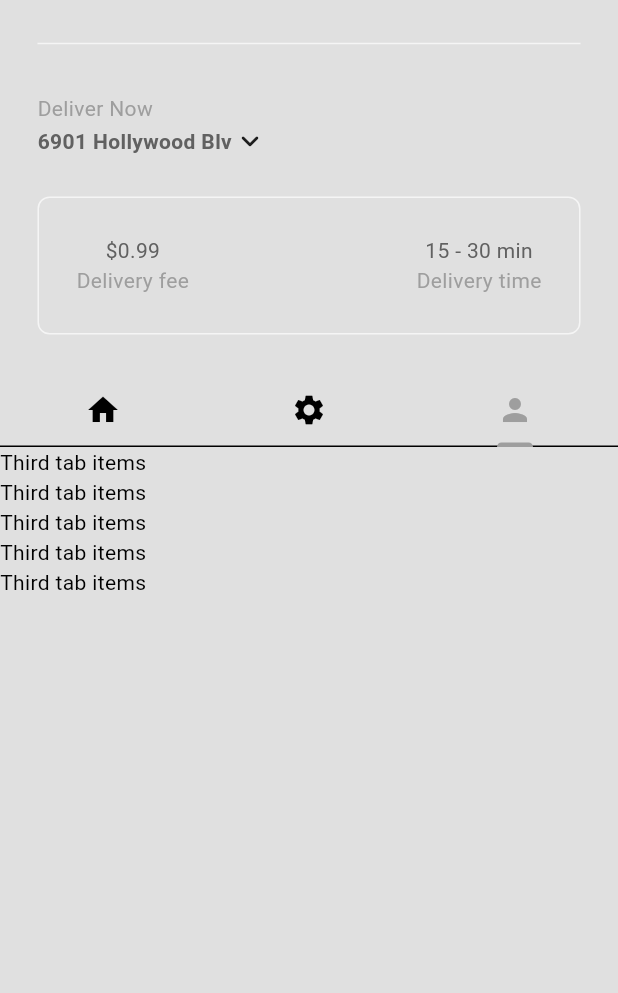
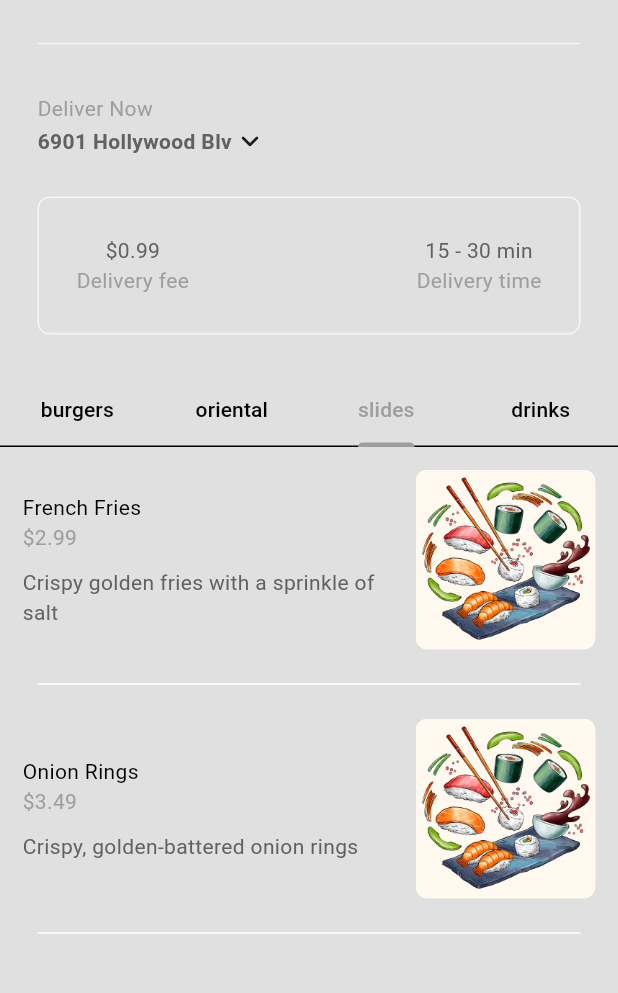
Before and after one commit to Yomyom25/foodry_app, a Flutter app: the HomePage screen opened directly, tab 3 chosen, on a phone screen of 412 x 824 dp, the part 63-1056 px from its top. Run offline on Flutter 3.47's test engine with Material 3 defaults, Android fonts, the phone set to English and light mode, and no system bars.

Commit message:
food page

```diff
--- /dev/null
+++ b/lib/components/my_food_tile.dart
@@ -0,0 +1,67 @@
+import 'package:flutter/material.dart';
+import 'package:foodry_app/models/food.dart';
+import 'package:foodry_app/models/food.dart';
+
+class FoodTile extends StatelessWidget {
+  final Food food;
+  final void Function()? onTap;
+
+  const FoodTile({
+    super.key,
+    required this.food,
+    required this.onTap,
+    });
+
+  @override
+  Widget build(BuildContext context) {
+    return Column(
+      children: [
+        GestureDetector(
+          onTap: onTap,
+          child: Padding(
+            padding: const EdgeInsets.all(15.0),
+            child: Row(
+              children: [
+
+              //Detalles del producto
+                Expanded(
+                  child: Column(
+                    crossAxisAlignment: CrossAxisAlignment.start,
+                    children: [
+                      Text(food.name),
+                      Text(
+                        '\$' + food.price.toString(),
+                          style: TextStyle(
+                            color: Theme.of(context).colorScheme.primary,
+                              ),
+                            ),
+
+                            const SizedBox(height: 10),
+                      Text(food.description, style: TextStyle(color: Theme.of(context).colorScheme.inversePrimary
+                      ),
+                      ),
+                    ],
+                  ),
+                ),
+
+                const SizedBox(width: 15,),
+
+                //imagen del producto
+                ClipRRect(
+                  borderRadius: BorderRadius.circular(8),
+                  child: Image.asset(food.imagePath, height: 120,),
+                )
+              ],
+            ),
+          ),
+        ),
+        //Divider line
+        Divider(
+          color: Theme.of(context).colorScheme.tertiary,
+          endIndent: 25,
+          indent: 25,
+        )
+      ],
+    );
+  }
+}
--- a/lib/components/my_tab_bar.dart
+++ b/lib/components/my_tab_bar.dart
@@ -1,32 +1,25 @@
 import 'package:flutter/material.dart';
+import 'package:foodry_app/models/food.dart';
 
 class MyTabBar extends StatelessWidget {
 final TabController tabController;
 
   const MyTabBar({super.key, required this.tabController});
 
+  List<Tab> _buildCategoryTabs(){
+    return FoodCategory.values.map((category) {
+      return Tab(
+        text: category.toString().split('.').last,
+      );
+      }).toList();
+  }
+
   @override
   Widget build(BuildContext context) {
     return Container(
       child: TabBar(
         controller: tabController,
-        tabs: [
-          //primer tab
-          Tab(
-            icon: Icon(Icons.home),
-          ),
-
-          //Segundo Tab
-          Tab(
-            icon: Icon(Icons.settings),
-          ),
-
-          //Tercer Tab
-          Tab(
-            icon: Icon(Icons.person),
-          ),
-
-        ],
+        tabs: _buildCategoryTabs()
       ),
     );
   }
--- a/lib/models/restaurant.dart
+++ b/lib/models/restaurant.dart
@@ -1,13 +1,15 @@
+import 'package:flutter/material.dart';
+
 import 'food.dart';
 
-class Restaurant {
+class Restaurant extends ChangeNotifier{
   // Lista del menú
-  final List<Food> menu = [
+  final List<Food> _menu = [
     // Burgers
     Food(
       name: "Classic Burger",
-      description: "A juicy beef patty with melted cheddar, lettuce, tomato, and a hint of onion and pickle",
-      imagePath: "lib/images/burgers/cheese_burger.png",
+      description: "A juicy beef patty with melted cheddar, lettuce, tomato, and a hint of onion and pickle.",
+      imagePath: "lib/images/burguers/burguer_clasic.jpg",
       price: 0.99,
       category: FoodCategory.burgers,
       availableAddons: [
@@ -19,7 +21,7 @@ class Restaurant {
     Food(
       name: "BBQ Bacon Burger",
       description: "Beef patty smothered in BBQ sauce, crispy bacon, cheddar cheese, and crunchy onion rings.",
-  imagePath: "lib/images/burgers/bbq_bacon_burger.png",
+      imagePath: "lib/images/burguers/burguer_clasic.jpg",
       price: 1.49,
       category: FoodCategory.burgers,
       availableAddons: [
@@ -30,7 +32,7 @@ class Restaurant {
     Food(
       name: "Mushroom Swiss Burger",
       description: "Savory mushrooms sautéed in garlic butter, Swiss cheese, and a perfectly grilled beef patty.",
-      imagePath: "lib/images/burgers/mushroom_swiss_burger.png",
+      imagePath: "lib/images/burguers/burguer_clasic.jpg",
       price: 1.99,
       category: FoodCategory.burgers,
       availableAddons: [
@@ -41,7 +43,7 @@ class Restaurant {
     Food(
       name: "Spicy Jalapeño Burger",
       description: "Zesty jalapeños, spicy pepper jack cheese, and a chipotle mayo sauce on a beef patty.",
-  imagePath: "lib/images/burgers/spicy_jalapeno_burger.png",
+      imagePath: "lib/images/burguers/burguer_clasic.jpg",
       price: 1.79,
       category: FoodCategory.burgers,
       availableAddons: [
@@ -50,12 +52,11 @@ class Restaurant {
         Addon(name: "Grilled onions", price: 0.99),
       ],
     ),
-
      // Oriental
     Food(
       name: "Sushi Roll",
       description: "Fresh salmon, avocado, and cucumber wrapped in sushi rice and seaweed",
-      imagePath: "lib/images/oriental/sushi_roll.png",
+      imagePath: "lib/images/oriental/sushi.jpg",
       price: 8.99,
       category: FoodCategory.oriental,
       availableAddons: [
@@ -66,7 +67,7 @@ class Restaurant {
     Food(
       name: "Pad Thai",
       description: "Stir-fried rice noodles with shrimp, egg, and a tangy tamarind sauce",
-      imagePath: "lib/images/oriental/pad_thai.png",
+      imagePath: "lib/images/oriental/sushi.jpg",
       price: 12.99,
       category: FoodCategory.oriental,
       availableAddons: [
@@ -75,11 +76,11 @@ class Restaurant {
       ],
     ),
 
-    // Sides
+    // Slides
     Food(
       name: "French Fries",
       description: "Crispy golden fries with a sprinkle of salt",
-      imagePath: "lib/images/sides/french_fries.png",
+      imagePath: "lib/images/oriental/sushi.jpg",
       price: 2.99,
       category: FoodCategory.slides,
       availableAddons: [
@@ -90,7 +91,7 @@ class Restaurant {
     Food(
       name: "Onion Rings",
       description: "Crispy, golden-battered onion rings",
-      imagePath: "lib/images/sides/onion_rings.png",
+      imagePath: "lib/images/oriental/sushi.jpg",
       price: 3.49,
       category: FoodCategory.slides,
       availableAddons: [
@@ -103,7 +104,7 @@ class Restaurant {
     Food(
       name: "Classic Cola",
       description: "Refreshing cola served chilled",
-      imagePath: "lib/images/drinks/cola.png",
+      imagePath: "lib/images/oriental/sushi.jpg",
       price: 1.49,
       category: FoodCategory.drinks,
       availableAddons: [
@@ -114,7 +115,7 @@ class Restaurant {
     Food(
       name: "Fresh Lemonade",
       description: "Homemade lemonade with a tangy twist",
-      imagePath: "lib/images/drinks/lemonade.png",
+      imagePath: "lib/images/oriental/sushi.jpg",
       price: 2.49,
       category: FoodCategory.drinks,
       availableAddons: [
@@ -124,17 +125,46 @@ class Restaurant {
     ),
   ];
 
-  // GETTERS
+  // Carrito de compras
+  final List<Food> _cart = [];
 
+  // Getters
   List<Food> get menu => _menu;
+
+  List<Food> get cart => _cart;
+
+  // Funciones
+  void addToCart(Food item) {
+    _cart.add(item);
   }
 
-  // FUNCIONES
-  //añadir al carrito
-  //Quitar del carrito
-  //Obtener el precio
-  //numero de items
-  //limpiar carrito
+  void removeFromCart(Food item) {
+    _cart.remove(item);
+  }
 
-  // AYUDAS
-  //generar recibo
+  double getTotalPrice() {
+    return _cart.fold(0, (total, item) => total + item.price);
+  }
+
+  int getCartItemCount() {
+    return _cart.length;
+  }
+
+  void clearCart() {
+    _cart.clear();
+  }
+
+  String generateReceipt() {
+    if (_cart.isEmpty) return "Your cart is empty.";
+
+    StringBuffer receipt = StringBuffer();
+    receipt.writeln("Receipt:");
+    receipt.writeln("-------------");
+    for (var item in _cart) {
+      receipt.writeln("${item.name} - \$${item.price.toStringAsFixed(2)}");
+    }
+    receipt.writeln("-------------");
+    receipt.writeln("Total: \$${getTotalPrice().toStringAsFixed(2)}");
+    return receipt.toString();
+  }
+}
--- a/lib/pages/home_Page.dart
+++ b/lib/pages/home_Page.dart
@@ -2,8 +2,13 @@ import 'package:flutter/material.dart';
 import 'package:foodry_app/components/my_description_box.dart';
 import 'package:foodry_app/components/my_current_location.dart';
 import 'package:foodry_app/components/my_drawer.dart';
+import 'package:foodry_app/components/my_food_tile.dart';
 import 'package:foodry_app/components/my_sliver_app_bar.dart';
 import 'package:foodry_app/components/my_tab_bar.dart';
+import 'package:foodry_app/models/food.dart';
+import 'package:foodry_app/models/restaurant.dart';
+import 'package:foodry_app/pages/food_page.dart';
+import 'package:provider/provider.dart';
 
 class HomePage extends StatefulWidget {
   const HomePage({super.key});
@@ -19,13 +24,48 @@ class _HomePageState extends State<HomePage> with SingleTickerProviderStateMixin
   @override
   void initState() {
     super.initState();
-    _tabController = TabController(length: 3, vsync: this);
+    _tabController = TabController(length: FoodCategory.values.length, vsync: this);
   }
 
   @override
   void dispose() {
     _tabController.dispose();
     super.dispose();
+  }
+
+  // Lista de items por categoría
+  List<Food> _filterMenuByCategory(FoodCategory category, List<Food> fullMenu) {
+    return fullMenu.where((food) => food.category == category).toList();
+  }
+
+  // Retorna widgets de las categorías
+  List<Widget> getFoodInThisCategory(List<Food> fullMenu) {
+    return FoodCategory.values.map((category) {
+
+      // Obtiene la categoria del menu
+      List<Food> categoryMenu = _filterMenuByCategory(category, fullMenu);
+
+      return ListView.builder(
+        itemCount: categoryMenu.length,
+        physics: const NeverScrollableScrollPhysics(),
+        padding: EdgeInsets.zero,
+        itemBuilder: (context, index) {
+          //obtiene individual
+          final food = categoryMenu[index];
+
+          //retorna el food tile UI
+          return FoodTile(
+            food: food,
+            onTap: () => Navigator.push(
+              context,
+              MaterialPageRoute(
+                builder: (context) => FoodPage(food: food)
+                ),
+              ),
+            );
+        },
+      );
+    }).toList();
   }
 
   @override
@@ -53,25 +93,11 @@ class _HomePageState extends State<HomePage> with SingleTickerProviderStateMixin
             ),
           ),
         ],
-        body: TabBarView(
-          controller: _tabController,
-          children: [
-            ListView.builder(
-              itemCount: 5,
-              itemBuilder: (context, index) => Text("First tab items"),
-            ),
-
-            ListView.builder(
-              itemCount: 5,
-              itemBuilder: (context, index) => Text("Second tab items"),
-            ),
-
-            ListView.builder(
-              itemCount: 5,
-              itemBuilder: (context, index) => Text("Third tab items"),
-            ),
-
-          ],
+        body: Consumer<Restaurant>(
+          builder: (context, restaurant, child) => TabBarView(
+            controller: _tabController,
+            children: getFoodInThisCategory(restaurant.menu),
+          ),
         ),
       ),
     );
--- a/pubspec.yaml
+++ b/pubspec.yaml
@@ -60,8 +60,8 @@ flutter:
 
   # To add assets to your application, add an assets section, like this:
   assets:
-    - lib/images/burguers
-    - lib/images/oriental
+    - lib/images/burguers/
+    - lib/images/oriental/
   #   - images/a_dot_ham.jpeg
 
   # An image asset can refer to one or more resolution-specific "variants", see
```
Also changed, not shown: lib/main.dart (+13 -3 lines), lib/pages/food_page.dart (added, +141 -0 lines), lib/images/burguers/burguer_clasic.jpg (renamed from lib/images/burguers/133683583_10228994.jpg), lib/images/oriental/ramen.jpg (renamed from lib/images/oriental/29703741_7600003.jpg), lib/images/oriental/sushi.jpg (renamed from lib/images/oriental/29703736_7599979.jpg). Lines whose indentation alone changed are shown as unchanged.
